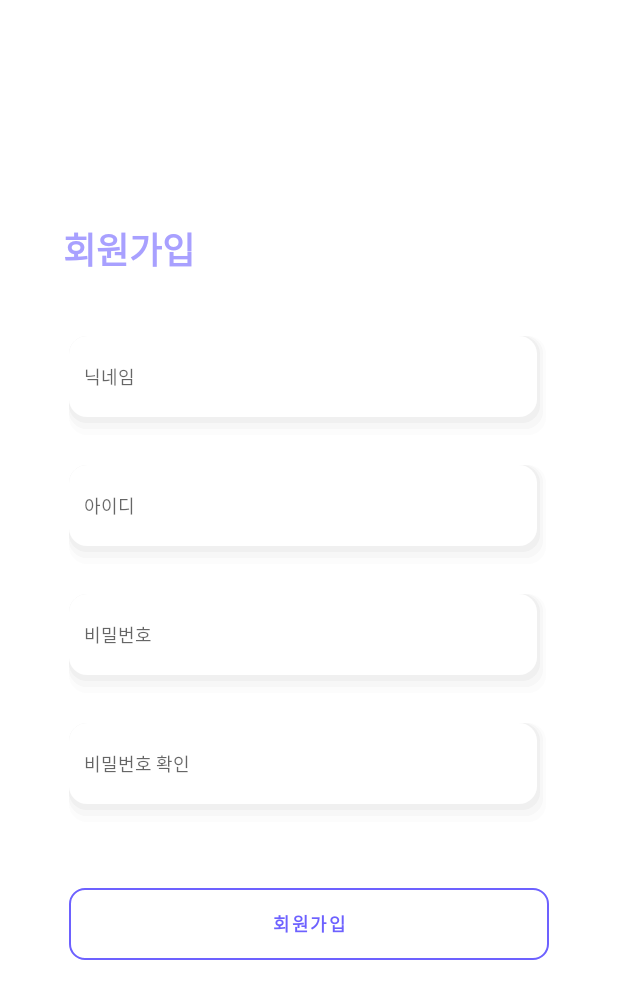
After one commit to 55soup/HeyDude, an Android app: the RegisterActivity screen opened directly, with no data from a screen before it, on a phone screen of 412 x 824 dp. The commit adds this screen. Shown: the top 999 px of the screen. Run offline under Robolectric (Android 15) with nearby library versions, the phone set to English and light mode, and no system bars; 1 statement that could not run was skipped.

Commit message:
Retrofit2 라이브러리를 통한 안드로이드 서버와 연동

```diff
--- a/app/build.gradle
+++ b/app/build.gradle
@@ -17,6 +17,12 @@ android {
     }
 
     buildTypes {
+        buildTypes {
+            buildFeatures {
+                viewBinding true
+            }
+        }
+
         release {
             minifyEnabled false
             proguardFiles getDefaultProguardFile('proguard-android-optimize.txt'), 'proguard-rules.pro'
--- a/app/src/main/java/com/mirim/hey_dude/LoginActivity.kt
+++ b/app/src/main/java/com/mirim/hey_dude/loginRegister/AllUserActivity.kt
@@ -1,12 +1,12 @@
-package com.mirim.hey_dude
+package com.mirim.hey_dude.loginRegister
 
 import androidx.appcompat.app.AppCompatActivity
 import android.os.Bundle
 import com.example.hey_dude.R
 
-class LoginActivity : AppCompatActivity() {
+class AllUserActivity : AppCompatActivity() {
     override fun onCreate(savedInstanceState: Bundle?) {
         super.onCreate(savedInstanceState)
-        setContentView(R.layout.activity_login)
+        setContentView(R.layout.activity_all_user)
     }
 }
--- a/app/src/main/java/com/mirim/hey_dude/loginRegister/RetroInterface.kt
+++ b/app/src/main/java/com/mirim/hey_dude/loginRegister/RetroInterface.kt
@@ -1,30 +1,71 @@
-//package com.mirim.hey_dude
-//
-//import android.telecom.Call
-//import com.mirim.hey_dude.loginRegister.*
-//import retrofit2.http.Body
-//import retrofit2.http.GET
-//import retrofit2.http.Headers
-//import retrofit2.http.POST
-//import java.util.*
-//
-//interface RetroInterface {
-//    @POST("/register")
-//    @Headers("accept: application/json",
-//    "content-type: application/json")
-//    fun register(
-//        @Body jsonparams: RegisterModel
-//    ) : Call<RegisterResult>
-//
-//    @POST("/login")
-//    fun login(
-//        @Body jsonparams: LoginModel
-//    ) : Call<LoginResult>
-//
-//    @GET("/users_info")
-//    fun allUser(): Call<ArrayList<User>>
-//
-//    companion object {
-//        private const val BASE_URL = "http://본인 컴퓨터 IP주소:포트번호"
-//    }
-//}
+package com.mirim.hey_dude
+
+import com.google.gson.Gson
+import com.google.gson.GsonBuilder
+import com.mirim.hey_dude.loginRegister.*
+import retrofit2.Call
+import retrofit2.Retrofit
+import retrofit2.converter.gson.GsonConverterFactory
+import retrofit2.http.Body
+import retrofit2.http.GET
+import retrofit2.http.Headers
+import retrofit2.http.POST
+import java.io.Serializable
+import java.util.*
+
+interface RetroInterface{
+    @POST("/register")
+    @Headers("accept: application/json",
+        "content-type: application/json")
+    fun register(
+        @Body jsonparams: RegisterModel
+    ) : Call<RegisterResult>
+
+    @POST("/login")
+    fun login(
+        @Body jsonparams: LoginModel
+    ) : Call<LoginResult>
+
+    @GET("/users_info")
+    fun allUser(): Call<ArrayList<User>>
+
+    companion object { // static 처럼 공유객체로 사용가능함. 모든 인스턴스가 공유하는 객체로서 동작함.
+        private const val BASE_URL = "http://본인 컴퓨터 IP 주소:포트번호" //
+
+        fun create(): RetroInterface {
+            val gson : Gson =   GsonBuilder().setLenient().create();
+
+            return Retrofit.Builder()
+                .baseUrl(BASE_URL)
+//                .client(client)
+                .addConverterFactory(GsonConverterFactory.create(gson))
+                .build()
+                .create(RetroInterface::class.java)
+        }
+    }
+
+    data class RegisterModel(
+        var name: String,
+        var id: String,
+        var pw: String
+    )
+
+    data class RegisterResult(
+        var message: Boolean
+    )
+
+    data class LoginModel(
+        var id: String,
+        var pw: String
+    )
+
+    data class LoginResult(
+        var UID: Int
+    )
+
+    data class User(
+        val UID: Int,
+        val id: String,
+        val password: String
+    ) : Serializable
+}
--- /dev/null
+++ b/app/src/main/res/layout/activity_register.xml
@@ -0,0 +1,72 @@
+<?xml version="1.0" encoding="utf-8"?>
+<LinearLayout
+    xmlns:android="http://schemas.android.com/apk/res/android"
+    xmlns:tools="http://schemas.android.com/tools"
+    android:orientation="vertical"
+    android:layout_width="match_parent"
+    android:layout_height="match_parent"
+    tools:context="com.mirim.hey_dude.loginRegister.RegisterActivity">
+
+    <TextView
+        android:layout_width="match_parent"
+        android:layout_height="wrap_content"
+        android:gravity="left"
+        android:layout_marginLeft="42dp"
+        android:text="회원가입"
+        android:textColor="#A8A0FF"
+        android:textStyle="bold"
+        android:textSize="24dp"
+        android:layout_marginTop="148dp" />
+
+    <EditText
+        android:id="@+id/inputName"
+        android:layout_width="320dp"
+        android:layout_height="70dp"
+        android:background="@drawable/login_edittext"
+        android:hint="닉네임"
+        android:paddingLeft="10dp"
+        android:textSize="12dp"
+        android:layout_marginTop="40dp"
+        android:layout_gravity="center"/>
+    <EditText
+        android:paddingLeft="10dp"
+        android:id="@+id/inputID"
+        android:layout_width="320dp"
+        android:layout_height="70dp"
+        android:background="@drawable/login_edittext"
+        android:hint="아이디"
+        android:textSize="12dp"
+        android:layout_marginTop="16dp"
+        android:layout_gravity="center"/>
+    <EditText
+        android:paddingLeft="10dp"
+        android:id="@+id/inputPW"
+        android:layout_width="320dp"
+        android:layout_height="70dp"
+        android:background="@drawable/login_edittext"
+        android:hint="비밀번호"
+        android:textSize="12dp"
+        android:layout_marginTop="16dp"
+        android:layout_gravity="center"/>
+    <EditText
+        android:paddingLeft="10dp"
+        android:id="@+id/checkPW"
+        android:layout_width="320dp"
+        android:layout_height="70dp"
+        android:background="@drawable/login_edittext"
+        android:hint="비밀번호 확인"
+        android:textSize="12dp"
+        android:layout_marginTop="16dp"
+        android:layout_gravity="center"/>
+    <Button
+        android:id="@+id/registerBtn"
+        android:layout_width="320dp"
+        android:layout_height="48dp"
+        android:text="회원가입"
+        android:textSize="12dp"
+        android:textStyle="bold"
+        android:background="@drawable/radius"
+        android:textColor="@color/main_color"
+        android:layout_gravity="center"
+        android:layout_marginTop="40dp"/>
+</LinearLayout>
```
Also changed, not shown: app/src/main/AndroidManifest.xml (+11 -3 lines), app/src/main/java/com/mirim/hey_dude/loginRegister/LoginActivity.kt (added, +93 -0 lines), app/src/main/java/com/mirim/hey_dude/loginRegister/RegisterActivity.kt (added, +77 -0 lines), app/src/main/java/com/mirim/hey_dude/loginRegister/RegisterResult.kt (deleted, +0 -27 lines), app/src/main/res/layout/activity_all_user.xml (added, +9 -0 lines).
